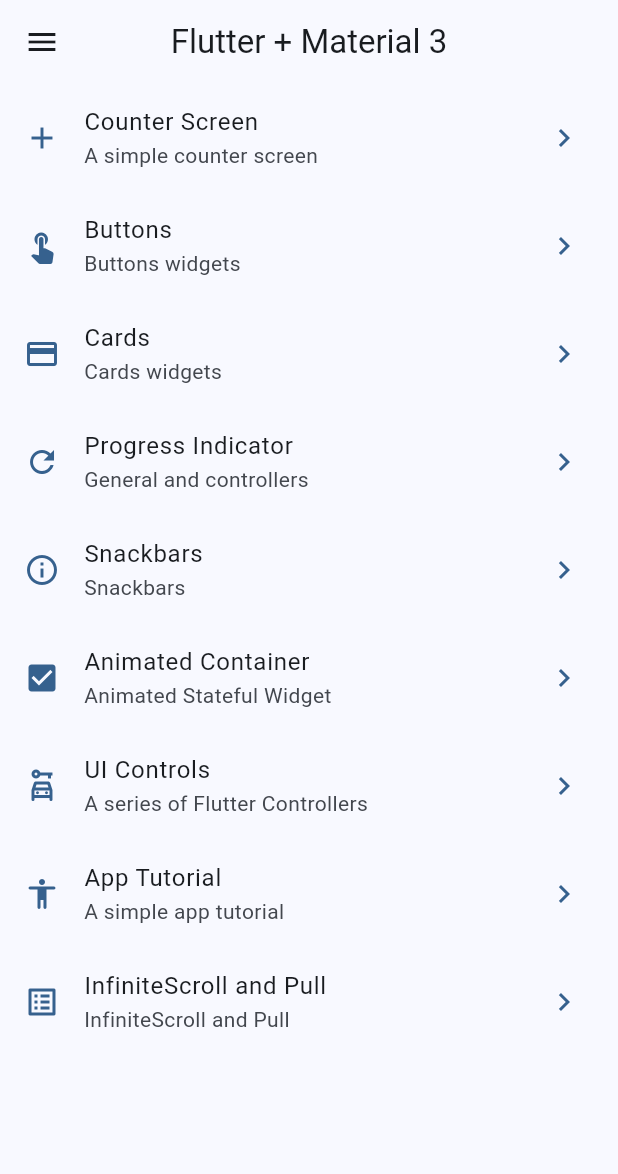
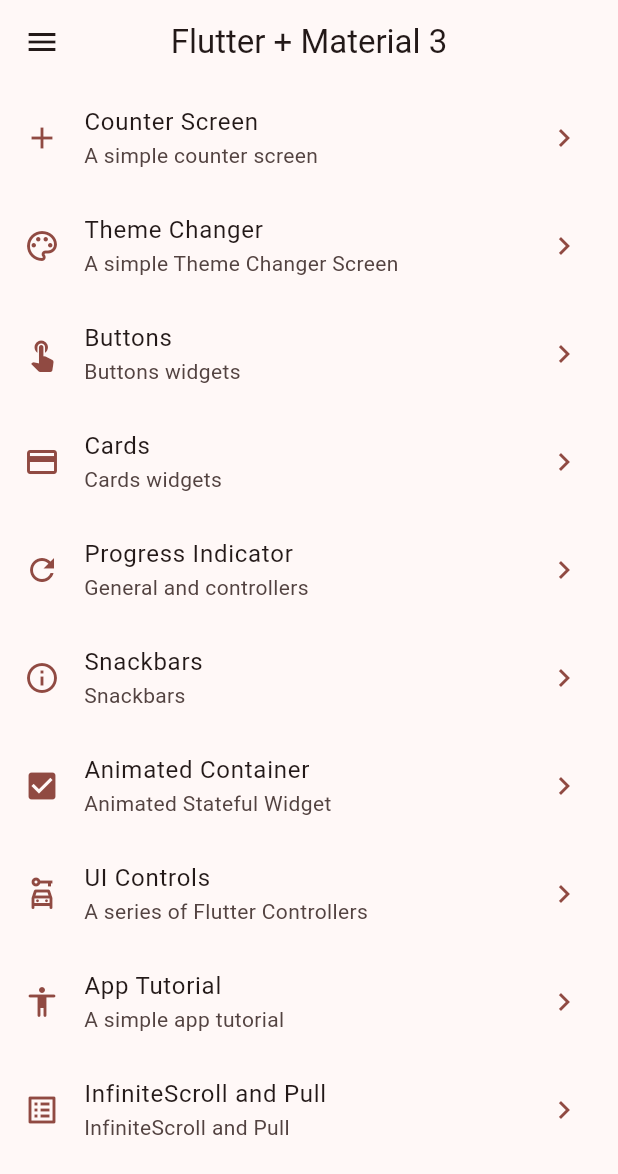
Before and after one commit to WWZ90/widgets_app, a Flutter app: the screen it shows after launch, on a phone screen of 412 x 824 dp. Shown: the top 1174 px of the screen. Run offline on Flutter 3.47's test engine with Material 3 defaults, Android fonts, the phone set to English and light mode, and no system bars; our stand-ins replace animate_do, flutter_riverpod, go_router.

Commit message:
Adding DarkMode

```diff
--- a/lib/config/menu/menu_items.dart
+++ b/lib/config/menu/menu_items.dart
@@ -15,11 +15,17 @@ class MenuItem {
 }
 
 const appMenuItems = <MenuItem>[
-    MenuItem(
+  MenuItem(
     title: 'Counter Screen',
     subTitle: 'A simple counter screen',
     link: '/counter',
     icon: Icons.add,
+  ),
+  MenuItem(
+    title: 'Theme Changer',
+    subTitle: 'A simple Theme Changer Screen',
+    link: '/theme-changer',
+    icon: Icons.color_lens_outlined,
   ),
   MenuItem(
     title: 'Buttons',
--- a/lib/config/router/app_router.dart
+++ b/lib/config/router/app_router.dart
@@ -54,5 +54,10 @@ final appRouter = GoRouter(
       name: CounterScreen.name,
       builder: (context, state) => CounterScreen(),
     ),
+    GoRoute(
+      path: '/theme-changer',
+      name: ThemeChanger.name,
+      builder: (context, state) => ThemeChanger(),
+    ),
   ],
 );
--- a/lib/config/theme/app_theme.dart
+++ b/lib/config/theme/app_theme.dart
@@ -14,14 +14,16 @@ const colorList = <Color>[
 ];
 
 class AppTheme {
-  final int selectecColor;
+  final int selectedColor;
+  final bool isDarkMode;
 
-  AppTheme({this.selectecColor = 0})
-    : assert(selectecColor >= 0 && selectecColor < colorList.length);
+  AppTheme({this.selectedColor = 0, this.isDarkMode = false})
+    : assert(selectedColor >= 0 && selectedColor < colorList.length);
 
   ThemeData getTheme() => ThemeData(
     useMaterial3: true,
-    colorSchemeSeed: colorList[selectecColor],
+    brightness: isDarkMode ? Brightness.dark : Brightness.light,
+    colorSchemeSeed: colorList[selectedColor],
     appBarTheme: AppBarTheme(centerTitle: true),
   );
 }
--- a/lib/main.dart
+++ b/lib/main.dart
@@ -2,21 +2,24 @@ import 'package:flutter/material.dart';
 import 'package:flutter_riverpod/flutter_riverpod.dart';
 import 'package:widgets_app/config/router/app_router.dart';
 import 'package:widgets_app/config/theme/app_theme.dart';
+import 'package:widgets_app/presentation/providers/theme_provider.dart';
 
 void main() {
   runApp(ProviderScope(child: const MainApp()));
 }
 
-class MainApp extends StatelessWidget {
+class MainApp extends ConsumerWidget {
   const MainApp({super.key});
 
   @override
-  Widget build(BuildContext context) {
+  Widget build(BuildContext context, ref) {
+    final selectedColor = ref.watch(selectedColorProvider);
+    final isDarkMode = ref.watch(isDarkModeProvider);
     return MaterialApp.router(
       title: 'Flutter Widgets',
       routerConfig: appRouter,
       debugShowCheckedModeBanner: false,
-      theme: AppTheme(selectecColor: 2).getTheme(),
+      theme: AppTheme(selectedColor: selectedColor, isDarkMode: isDarkMode).getTheme(),
     );
   }
 }
--- a/lib/presentation/providers/theme_provider.dart
+++ b/lib/presentation/providers/theme_provider.dart
@@ -1,5 +1,14 @@
 import 'package:flutter_riverpod/flutter_riverpod.dart';
+import 'package:widgets_app/config/theme/app_theme.dart';
+
+
+//Inmutable
+final colorListProvider = Provider((ref) => colorList);
 
 final isDarkModeProvider = StateProvider<bool>((ref) {
   return false;
 });
+
+final selectedColorProvider = StateProvider<int>((ref) {
+  return 0;
+});
--- a/lib/presentation/screens/screens.dart
+++ b/lib/presentation/screens/screens.dart
@@ -7,4 +7,5 @@ export 'package:widgets_app/presentation/screens/home/home_screen.dart';
 export 'package:widgets_app/presentation/screens/infinite_scroll/infinite_scroll_screen.dart';
 export 'package:widgets_app/presentation/screens/progress/progress_screen.dart';
 export 'package:widgets_app/presentation/screens/snackbar/snackbar_screen.dart';
+export 'package:widgets_app/presentation/screens/theme_changer/theme_changer_screen.dart';
 export 'package:widgets_app/presentation/screens/ui_controls/ui_controls_screen.dart';
```
Also changed, not shown: lib/presentation/screens/theme_changer/theme_changer_screen.dart (added, +56 -0 lines).
